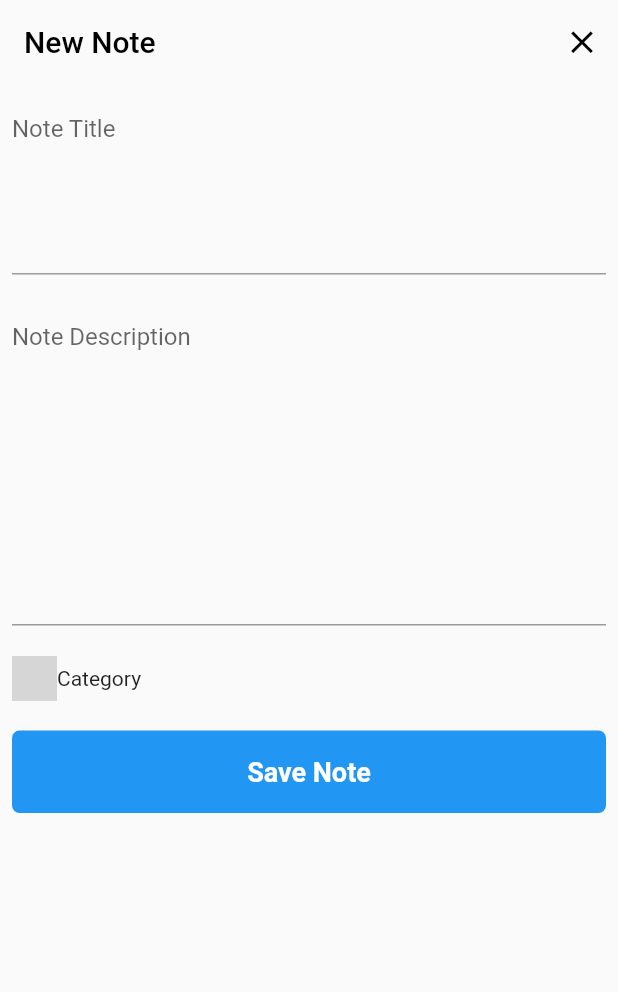
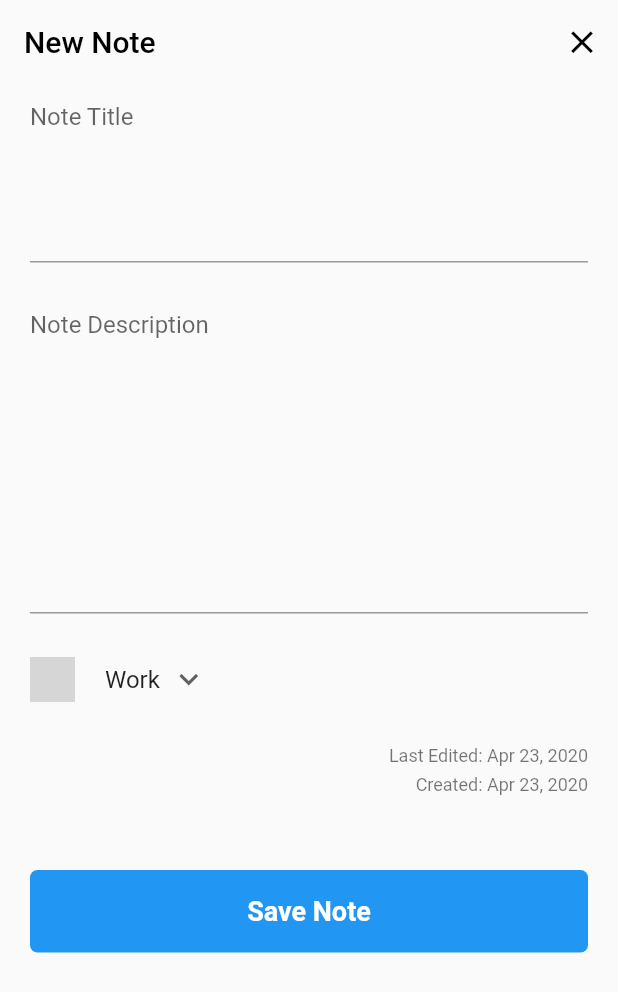
Before and after one commit to timilehinjegede/notes-app, a Flutter app: the NewNoteScreen screen opened by its route, on a phone screen of 412 x 824 dp. Shown: the top 992 px of the screen. Run offline on Flutter 3.47's test engine with Material 2 defaults, Android fonts, the phone set to English and light mode, and no system bars; our stand-ins replace hive, hive_flutter; accounts and stored records are empty; generated files the repository leaves out were written again; grey boxes are pictures that could not be loaded.

Commit message:
New Note Screen Perfected

```diff
--- a/lib/screens/new_note.dart
+++ b/lib/screens/new_note.dart
@@ -1,5 +1,6 @@
 import 'package:flutter/material.dart';
 import 'package:hive/hive.dart';
+import 'package:intl/intl.dart';
 import 'package:notesapp/models/note.dart';
 import 'package:notesapp/utils/colors.dart';
 import 'package:notesapp/utils/images.dart';
@@ -23,6 +24,8 @@ class _NewNoteScreenState extends State<NewNoteScreen> {
 
   final _formKey = GlobalKey<FormState>();
 
+  String dropdownValue = 'Work';
+
   @override
   void initState() {
     // TODO: implement initState
@@ -34,7 +37,9 @@ class _NewNoteScreenState extends State<NewNoteScreen> {
     Note newNote = Note()
       ..title = titleEditingController.text
       ..description = descriptionEditingController.text
-      ..category = cEditingController.text;
+      ..category = dropdownValue
+      ..dateCreated = DateFormat.yMMMd().format(DateTime.now())
+      ..dateLastEdited = DateFormat.yMMMd().format(DateTime.now());
 
     // store in the database
     await _noteBox.add(newNote);
@@ -76,7 +81,9 @@ class _NewNoteScreenState extends State<NewNoteScreen> {
         backgroundColor: Colors.transparent,
       ),
       body: Padding(
-        padding: const EdgeInsets.all(8.0),
+        padding: const EdgeInsets.symmetric(
+          horizontal: 20,
+        ),
         child: Column(
           crossAxisAlignment: CrossAxisAlignment.start,
           mainAxisAlignment: MainAxisAlignment.start,
@@ -88,7 +95,9 @@ class _NewNoteScreenState extends State<NewNoteScreen> {
                   TextFormField(
                     controller: titleEditingController,
                     decoration: InputDecoration(
-                        border: UnderlineInputBorder(), hintText: 'Note Title',),
+                      border: UnderlineInputBorder(),
+                      hintText: 'Note Title',
+                    ),
                     keyboardType: TextInputType.text,
                     minLines: 5,
                     maxLines: 5,
@@ -98,8 +107,9 @@ class _NewNoteScreenState extends State<NewNoteScreen> {
                   TextFormField(
                     controller: descriptionEditingController,
                     decoration: InputDecoration(
-                        border: UnderlineInputBorder(),
-                        hintText: 'Note Description',),
+                      border: UnderlineInputBorder(),
+                      hintText: 'Note Description',
+                    ),
                     keyboardType: TextInputType.text,
                     minLines: 10,
                     maxLines: 10,
@@ -109,6 +119,7 @@ class _NewNoteScreenState extends State<NewNoteScreen> {
             ),
             YMargin(20),
             Row(
+              crossAxisAlignment: CrossAxisAlignment.center,
               mainAxisSize: MainAxisSize.min,
               children: <Widget>[
                 Image(
@@ -117,14 +128,67 @@ class _NewNoteScreenState extends State<NewNoteScreen> {
                   image: category,
                   fit: BoxFit.cover,
                 ),
-                Text(
-                  'Category'
-                )
+                XMargin(15),
+                XMargin(5),
+                DropdownButton<String>(
+                  value: dropdownValue,
+                  icon: Icon(Icons.keyboard_arrow_down),
+                  iconSize: 25,
+                  elevation: 16,
+                  underline: YMargin(0),
+                  onChanged: (String newValue) {
+                    setState(() {
+                      dropdownValue = newValue;
+                    });
+                  },
+                  items: <String>[
+                    'Work',
+                    'Music',
+                    'Travel',
+                    'Study',
+                    'Home',
+                    'Play',
+                    'Shop'
+                  ].map<DropdownMenuItem<String>>((String value) {
+                    return DropdownMenuItem<String>(
+                      value: value,
+                      child: Text(value.toString(),),
+                    );
+                  }).toList(),
+                ),
               ],
             ),
             YMargin(20),
+            Align(
+              alignment: Alignment.bottomRight,
+              child: Text(
+                'Last Edited: ${DateFormat.yMMMd().format(
+                  DateTime.now(),
+                )}',
+                style: textStyle(
+                  size: 12,
+                  color: kGreyBlack,
+                  weight: 4,
+                ),
+              ),
+            ),
+            YMargin(5),
+            Align(
+              alignment: Alignment.bottomRight,
+              child: Text(
+                'Created: ${DateFormat.yMMMd().format(
+                  DateTime.now(),
+                )}',
+                style: textStyle(
+                  size: 12,
+                  color: kGreyBlack,
+                  weight: 4,
+                ),
+              ),
+            ),
+            YMargin(50),
             GestureDetector(
-              onTap: (){
+              onTap: () {
                 // save the note to the database
                 _saveNote();
 
@@ -156,47 +220,3 @@ class _NewNoteScreenState extends State<NewNoteScreen> {
     );
   }
 }
-
-//TextFormField(
-//controller: tEditingController,
-//decoration: InputDecoration(
-//border: UnderlineInputBorder(
-//),
-//hintText: 'Title'
-//),
-//),
-//YMargin(20),
-//TextFormField(
-//controller: dEditingController,
-//decoration: InputDecoration(
-//border: UnderlineInputBorder(
-//),
-//hintText: 'Description'
-//),
-//),
-//YMargin(20),
-//TextFormField(
-//controller: cEditingController,
-//decoration: InputDecoration(
-//border: UnderlineInputBorder(
-//),
-//hintText: 'Category'
-//),
-//),
-//SizedBox(
-//height: 55,
-//width: screenWidth(context),
-//child: FlatButton(
-//onPressed: () async {
-//
-
-//},
-//color: Colors.blue,
-//child: Center(
-//child: Text(
-//'Save',
-//style: textStyle(color: kWhite),
-//),
-//),
-//),
-//)
--- a/pubspec.yaml
+++ b/pubspec.yaml
@@ -22,7 +22,7 @@ dependencies:
   hive: ^1.4.1+1
   hive_flutter: ^0.3.0+2
   path_provider: ^1.6.5
-
+  intl: ^0.16.1
 
   # The following adds the Cupertino Icons font to your application.
   # Use with the CupertinoIcons class for iOS style icons.
```
Also changed, not shown: pubspec.lock.
